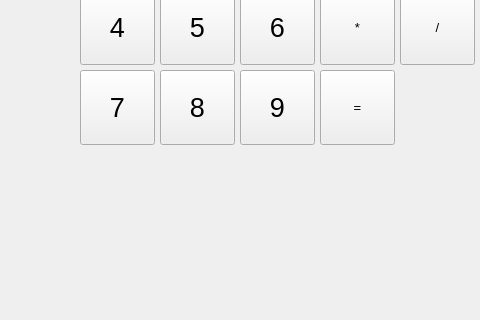
Before: the Qt Designer form Calculator/Calculater.ui in Ambarish8969/PyQt5_Designs, drawn with Qt 5; both pictures show x 0 to 480 and y 280 to 600 of the 565 by 600 pixel window.
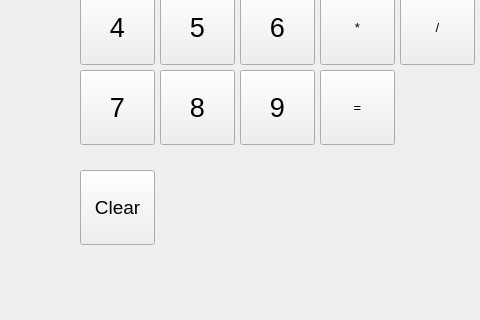
After: the same form once the commit is applied.

```diff
--- a/Calculator/Calculater.ui
+++ b/Calculator/Calculater.ui
@@ -380,6 +380,24 @@
      <number>14</number>
     </property>
    </widget>
+   <widget class="QPushButton" name="clear">
+    <property name="geometry">
+     <rect>
+      <x>80</x>
+      <y>450</y>
+      <width>75</width>
+      <height>75</height>
+     </rect>
+    </property>
+    <property name="font">
+     <font>
+      <pointsize>14</pointsize>
+     </font>
+    </property>
+    <property name="text">
+     <string>Clear</string>
+    </property>
+   </widget>
   </widget>
   <widget class="QMenuBar" name="menubar">
    <property name="geometry">
```
